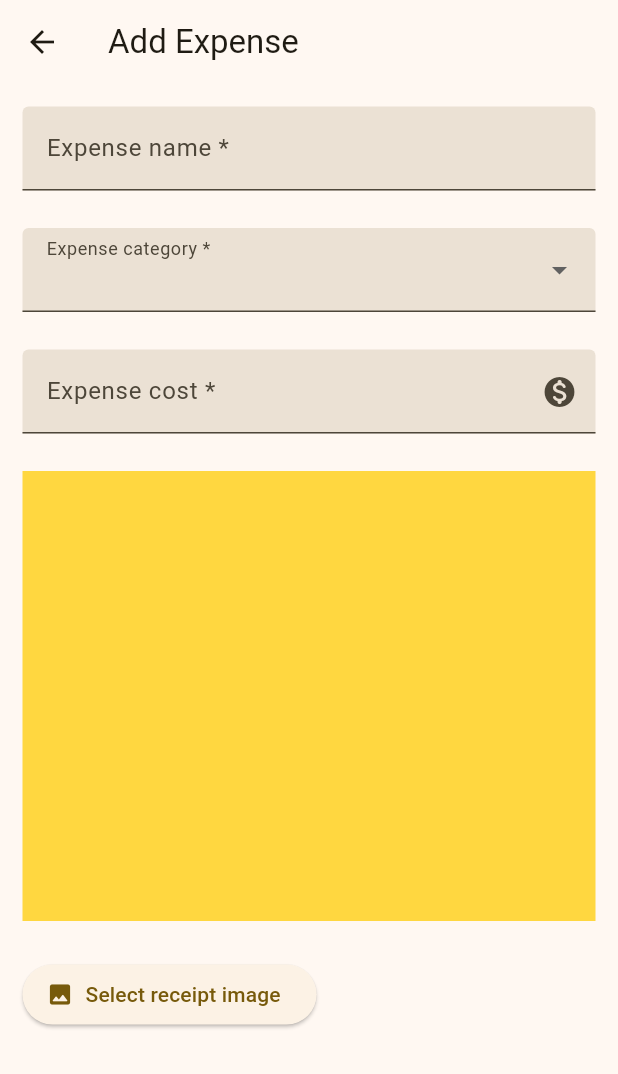
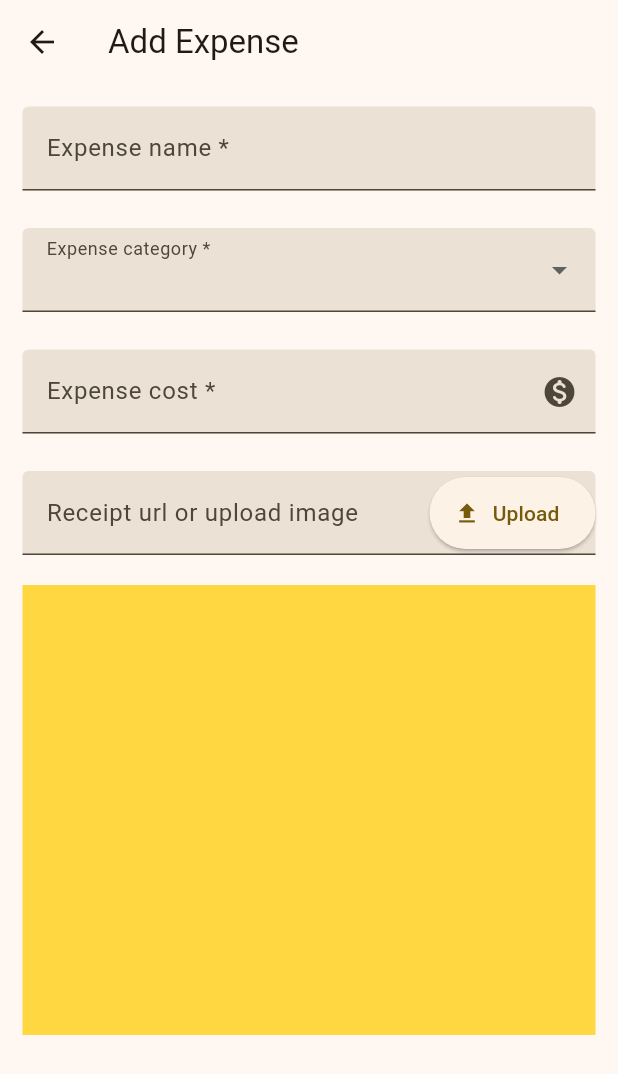
Before and after one commit to shadrack-ago/expense_tracker, a Flutter app: the screen it shows after launch, after a tap on "Add Expense", on a phone screen of 412 x 824 dp. Shown: the top 1074 px of the screen. Run offline on Flutter 3.47's test engine with Material 2 defaults, Android fonts, the phone set to English and light mode, and no system bars; our stand-ins replace firebase_core, fl_chart, go_router; missing offline and left inert: easy_web_view, fl_heatmap; accounts and stored records are empty.

Commit message:
☕ Updated receipt with relevant UI

```diff
--- a/lib/screens/add/expense.dart
+++ b/lib/screens/add/expense.dart
@@ -73,13 +73,20 @@ class AddExpense extends StatelessWidget {
                 ),
               ),
               const SizedBox(height: 25),
+              TextFormField(
+                controller: _costController,
+                decoration: InputDecoration(
+                  filled: true,
+                  suffixIcon: ElevatedButton.icon(
+                    onPressed: () {},
+                    icon: Icon(Icons.upload),
+                    label: Text('Upload'),
+                  ),
+                  label: Text('Receipt url or upload image'),
+                ),
+              ),
+              const SizedBox(height: 20),
               Container(color: Colors.amberAccent, height: 300, width: 700),
-              const SizedBox(height: 25),
-              ElevatedButton.icon(
-                  onPressed: () {},
-                  icon: Icon(Icons.image_rounded),
-                  label: Text('Select receipt image')),
-              const SizedBox(width: 20),
             ],
           ),
         ),
```
